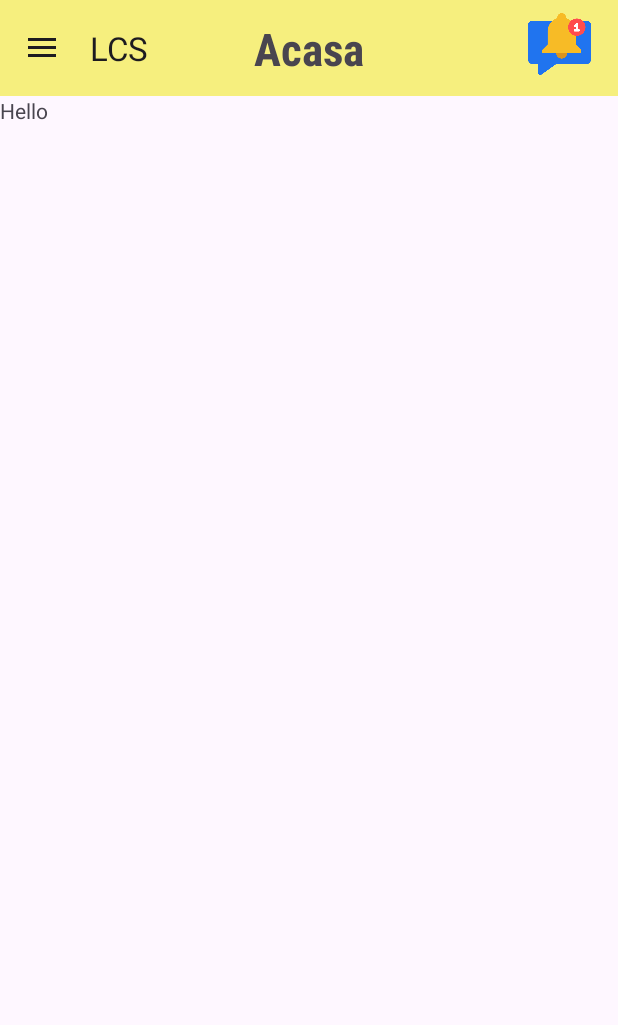
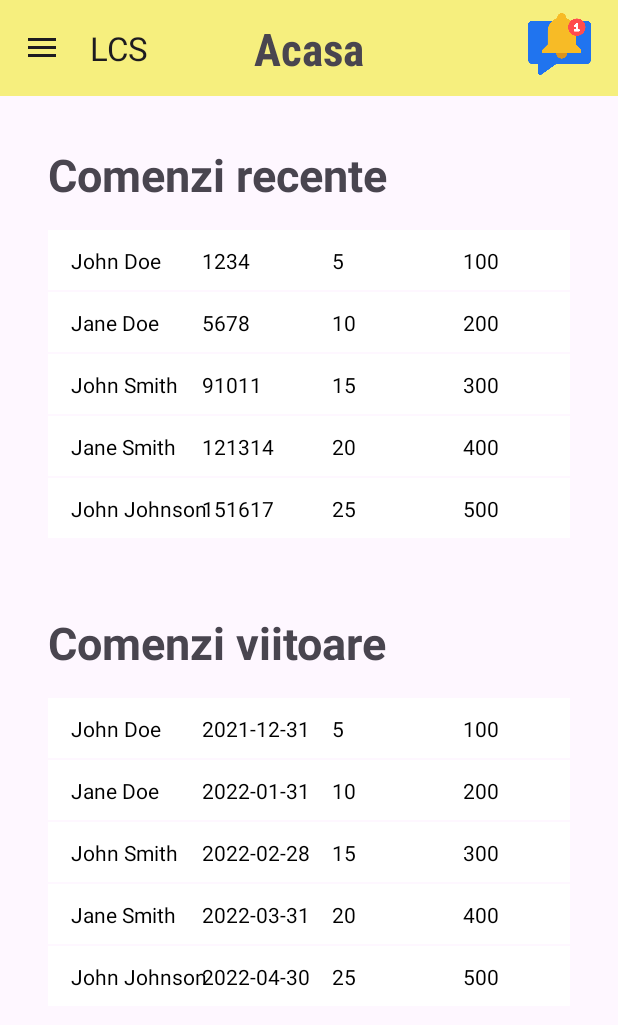
Before and after one commit to AndreeaG22/Library-Chain-Supply-LCS, an Android app: the HomeFragment screen opened directly, with no data from a screen before it, on a phone screen of 412 x 824 dp. Shown: the top 1025 px of the screen. Run offline under Robolectric (Android 15) with nearby library versions, the phone set to English and light mode, and no system bars; our stand-ins replace Firebase (no records; nobody signed in at launch, a user with empty details on screens opened directly), data binding.

Commit message:
Home screen pretty done

```diff
--- /dev/null
+++ b/app/src/main/java/com/teamapp/home/FutureLineData.kt
@@ -0,0 +1,30 @@
+package com.teamapp.home
+
+class FutureLineData (
+    val receiver: String,
+    val date: String,
+    val priority: Int,
+    val totalSum: Int
+) {
+    override fun equals(other: Any?): Boolean {
+        if (this === other) return true
+        if (javaClass != other?.javaClass) return false
+
+        other as FutureLineData
+
+        if (receiver != other.receiver) return false
+        if (date != other.date) return false
+        if (priority != other.priority) return false
+        if (totalSum != other.totalSum) return false
+
+        return true
+    }
+
+    override fun hashCode(): Int {
+        var result = receiver.hashCode()
+        result = 31 * result + date.hashCode()
+        result = 31 * result + priority.hashCode()
+        result = 31 * result + totalSum
+        return result
+    }
+}
--- a/app/src/main/java/com/teamapp/home/HomeFragment.kt
+++ b/app/src/main/java/com/teamapp/home/HomeFragment.kt
@@ -6,9 +6,16 @@ import androidx.fragment.app.Fragment
 import android.view.LayoutInflater
 import android.view.View
 import android.view.ViewGroup
+import androidx.recyclerview.widget.LinearLayoutManager
+import com.teamapp.home.HomeOldLineItemAdapter
 import com.teamapp.lcs.R
+import com.teamapp.lcs.databinding.FragmentHomeBinding
 
 class HomeFragment : Fragment() {
+    private var _binding: FragmentHomeBinding? = null
+    private val binding get() = _binding!!
+    private lateinit var homeOldListAdapter: HomeOldLineItemAdapter
+    private lateinit var homeFutureListAdapter: HomeFutureLineItemAdapter
 
     companion object {
         fun newInstance() = HomeFragment()
@@ -16,16 +23,58 @@ class HomeFragment : Fragment() {
 
     private val viewModel: HomeViewModel by viewModels()
 
-    override fun onCreate(savedInstanceState: Bundle?) {
-        super.onCreate(savedInstanceState)
-
-        // TODO: Use the ViewModel
-    }
-
     override fun onCreateView(
         inflater: LayoutInflater, container: ViewGroup?,
         savedInstanceState: Bundle?
     ): View {
-        return inflater.inflate(R.layout.fragment_home, container, false)
+        _binding = FragmentHomeBinding.inflate(inflater, container, false)
+        return binding.root
+    }
+
+    override fun onDestroyView() {
+        super.onDestroyView()
+        _binding = null
+    }
+
+    override fun onViewCreated(view: View, savedInstanceState: Bundle?) {
+        super.onViewCreated(view, savedInstanceState)
+        initUI()
+
+        val homeOldList = listOf(
+            OldLineData("John Doe", "1234", 5, 100),
+            OldLineData("Jane Doe", "5678", 10, 200),
+            OldLineData("John Smith", "91011", 15, 300),
+            OldLineData("Jane Smith", "121314", 20, 400),
+            OldLineData("John Johnson", "151617", 25, 500),
+        )
+        homeOldListAdapter.submitList(homeOldList)
+
+        val homeFutureList = listOf(
+            FutureLineData("John Doe", "2021-12-31", 5, 100),
+            FutureLineData("Jane Doe", "2022-01-31", 10, 200),
+            FutureLineData("John Smith", "2022-02-28", 15, 300),
+            FutureLineData("Jane Smith", "2022-03-31", 20, 400),
+            FutureLineData("John Johnson", "2022-04-30", 25, 500),
+        )
+
+        homeFutureListAdapter.submitList(homeFutureList)
+    }
+
+    private fun initUI() {
+        homeOldListAdapter = HomeOldLineItemAdapter { item ->
+            // Handle item deletion if needed
+        }
+        binding.homeOldList.apply {
+            adapter = homeOldListAdapter
+            layoutManager = LinearLayoutManager(requireContext())
+        }
+
+        homeFutureListAdapter = HomeFutureLineItemAdapter { item ->
+            // Handle item deletion if needed
+        }
+        binding.homeFutureList.apply {
+            adapter = homeFutureListAdapter
+            layoutManager = LinearLayoutManager(requireContext())
+        }
     }
 }
--- /dev/null
+++ b/app/src/main/java/com/teamapp/home/HomeFutureLineItemAdapter.kt
@@ -0,0 +1,48 @@
+package com.teamapp.home
+
+import android.view.LayoutInflater
+import android.view.ViewGroup
+import androidx.recyclerview.widget.DiffUtil
+import androidx.recyclerview.widget.ListAdapter
+import androidx.recyclerview.widget.RecyclerView
+import com.teamapp.lcs.databinding.HomeFutureLineItemBinding
+
+class HomeFutureLineItemAdapter (
+    private val onItemDeleted: (item: FutureLineData) -> Unit
+): ListAdapter<FutureLineData, RecyclerView.ViewHolder>(DiffCallback) {
+
+    override fun onCreateViewHolder(parent: ViewGroup, viewType: Int): RecyclerView.ViewHolder {
+        return HomeFutureLnItmViewHolder(
+            HomeFutureLineItemBinding.inflate(
+                LayoutInflater.from(parent.context),
+                parent,
+                false
+            )
+        )
+    }
+
+    override fun onBindViewHolder(holder: RecyclerView.ViewHolder, position: Int) {
+        (holder as HomeFutureLnItmViewHolder).bind(getItem(position))
+    }
+
+    inner class HomeFutureLnItmViewHolder(val binding: HomeFutureLineItemBinding) : RecyclerView.ViewHolder(binding.root) {
+        fun bind(item: FutureLineData) {
+            binding.apply {
+                receiverName.text = item.receiver
+                dateOrder.text = item.date
+                priority.text = item.priority.toString()
+                totalSum.text = item.totalSum.toString()
+            }
+        }
+    }
+
+    object DiffCallback : DiffUtil.ItemCallback<FutureLineData>() {
+        override fun areItemsTheSame(oldItem: FutureLineData, newItem: FutureLineData): Boolean {
+            return oldItem == newItem
+        }
+
+        override fun areContentsTheSame(oldItem: FutureLineData, newItem: FutureLineData): Boolean {
+            return oldItem == newItem
+        }
+    }
+}
--- /dev/null
+++ b/app/src/main/java/com/teamapp/home/HomeOldLineItemAdapter.kt
@@ -0,0 +1,51 @@
+package com.teamapp.home
+
+import android.view.LayoutInflater
+import android.view.ViewGroup
+import android.widget.TextView
+import androidx.recyclerview.widget.DiffUtil
+import androidx.recyclerview.widget.ListAdapter
+import androidx.recyclerview.widget.RecyclerView
+import com.teamapp.lcs.R
+import com.teamapp.home.OldLineData
+import com.teamapp.lcs.databinding.HomeOldLineItemBinding
+
+class HomeOldLineItemAdapter (
+    private val onItemDeleted: (item: OldLineData) -> Unit
+): ListAdapter<OldLineData, RecyclerView.ViewHolder>(DiffCallback) {
+
+    override fun onCreateViewHolder(parent: ViewGroup, viewType: Int): RecyclerView.ViewHolder {
+        return HomeOldLnItmViewHolder(
+            HomeOldLineItemBinding.inflate(
+                LayoutInflater.from(parent.context),
+                parent,
+                false
+            )
+        )
+    }
+
+    override fun onBindViewHolder(holder: RecyclerView.ViewHolder, position: Int) {
+        (holder as HomeOldLnItmViewHolder).bind(getItem(position))
+    }
+
+    inner class HomeOldLnItmViewHolder(val binding: HomeOldLineItemBinding) : RecyclerView.ViewHolder(binding.root) {
+        fun bind(item: OldLineData) {
+            binding.apply {
+                receiverName.text = item.receiver
+                orderCode.text = item.code
+                orderedQuantity.text = item.quantity.toString()
+                totalSum.text = item.totalSum.toString()
+            }
+        }
+    }
+
+    object DiffCallback : DiffUtil.ItemCallback<OldLineData>() {
+        override fun areItemsTheSame(oldItem: OldLineData, newItem: OldLineData): Boolean {
+            return oldItem == newItem
+        }
+
+        override fun areContentsTheSame(oldItem: OldLineData, newItem: OldLineData): Boolean {
+            return oldItem == newItem
+        }
+    }
+}
--- /dev/null
+++ b/app/src/main/java/com/teamapp/home/OldLineData.kt
@@ -0,0 +1,30 @@
+package com.teamapp.home
+
+class OldLineData (
+    val receiver: String,
+    val code: String,
+    val quantity: Int,
+    val totalSum: Int
+) {
+    override fun equals(other: Any?): Boolean {
+        if (this === other) return true
+        if (javaClass != other?.javaClass) return false
+
+        other as OldLineData
+
+        if (receiver != other.receiver) return false
+        if (code != other.code) return false
+        if (quantity != other.quantity) return false
+        if (totalSum != other.totalSum) return false
+
+        return true
+    }
+
+    override fun hashCode(): Int {
+        var result = receiver.hashCode()
+        result = 31 * result + code.hashCode()
+        result = 31 * result + quantity.hashCode()
+        result = 31 * result + totalSum
+        return result
+    }
+}
--- a/app/src/main/res/layout/fragment_home.xml
+++ b/app/src/main/res/layout/fragment_home.xml
@@ -3,11 +3,60 @@
     xmlns:tools="http://schemas.android.com/tools"
     android:layout_width="match_parent"
     android:layout_height="match_parent"
+    xmlns:app="http://schemas.android.com/apk/res-auto"
     tools:context="com.teamapp.home.HomeFragment">
 
-    <TextView
+    <androidx.constraintlayout.widget.ConstraintLayout
         android:layout_width="match_parent"
         android:layout_height="match_parent"
-        android:text="Hello" />
+        android:padding="16dp">
 
+        <TextView
+            android:id="@+id/homeOldListTitle"
+            android:layout_width="wrap_content"
+            android:layout_height="wrap_content"
+            android:layout_marginStart="16dp"
+            android:layout_marginTop="16dp"
+            android:text="Comenzi recente"
+            android:textSize="30sp"
+            android:textStyle="bold"
+            app:layout_constraintStart_toStartOf="parent"
+            app:layout_constraintTop_toTopOf="parent" />
+
+        <androidx.recyclerview.widget.RecyclerView
+            android:id="@+id/homeOldList"
+            android:layout_width="0dp"
+            android:layout_height="250dp"
+            android:layout_margin="16dp"
+            android:layout_marginTop="56dp"
+            app:layout_constraintEnd_toEndOf="parent"
+            app:layout_constraintStart_toStartOf="parent"
+            app:layout_constraintTop_toBottomOf="@+id/homeOldListTitle"
+            tools:listitem="@layout/home_old_line_item" />
+
+        <TextView
+            android:id="@+id/homeFutureListTitle"
+            android:layout_width="wrap_content"
+            android:layout_height="wrap_content"
+            android:layout_marginStart="16dp"
+            android:layout_marginTop="328dp"
+            android:text="Comenzi viitoare"
+            android:textSize="30sp"
+            android:textStyle="bold"
+            app:layout_constraintStart_toStartOf="parent"
+            app:layout_constraintTop_toTopOf="parent"
+            app:layout_constraintTop_toBottomOf="@+id/homeOldList" />
+
+        <androidx.recyclerview.widget.RecyclerView
+            android:id="@+id/homeFutureList"
+            android:layout_width="match_parent"
+            android:layout_height="250dp"
+            android:layout_margin="16dp"
+            app:layout_constraintEnd_toEndOf="parent"
+            app:layout_constraintStart_toStartOf="parent"
+            app:layout_constraintTop_toBottomOf="@+id/homeFutureListTitle"
+            tools:listitem="@layout/home_future_line_item" />
+
+
+    </androidx.constraintlayout.widget.ConstraintLayout>
 </FrameLayout>
--- /dev/null
+++ b/app/src/main/res/layout/home_future_line_item.xml
@@ -0,0 +1,85 @@
+<?xml version="1.0" encoding="utf-8"?>
+<layout xmlns:android="http://schemas.android.com/apk/res/android"
+    xmlns:app="http://schemas.android.com/apk/res-auto"
+    xmlns:tools="http://schemas.android.com/tools">
+
+    <androidx.constraintlayout.widget.ConstraintLayout
+        android:id="@+id/headerConstraintsLayout"
+        android:layout_width="match_parent"
+        android:layout_height="40dp"
+        android:layout_marginTop="0.5dp"
+        android:layout_marginBottom="0.5dp"
+        android:background="@color/white"
+        app:layout_constraintTop_toTopOf="parent">
+
+        <androidx.constraintlayout.widget.Guideline
+            android:id="@+id/guideline"
+            android:layout_width="wrap_content"
+            android:layout_height="wrap_content"
+            android:orientation="vertical"
+            app:layout_constraintGuide_percent="0.25" />
+
+        <androidx.constraintlayout.widget.Guideline
+            android:id="@+id/guideline2"
+            android:layout_width="wrap_content"
+            android:layout_height="wrap_content"
+            android:orientation="vertical"
+            app:layout_constraintGuide_percent="0.5" />
+
+        <androidx.constraintlayout.widget.Guideline
+            android:id="@+id/guideline3"
+            android:layout_width="wrap_content"
+            android:layout_height="wrap_content"
+            android:orientation="vertical"
+            app:layout_constraintGuide_percent="0.75" />
+
+        <TextView
+            android:id="@+id/receiver_name"
+            android:layout_width="wrap_content"
+            android:layout_height="wrap_content"
+            android:layout_marginStart="15dp"
+            android:textColor="@color/black"
+            app:layout_constraintBottom_toBottomOf="parent"
+            app:layout_constraintStart_toStartOf="parent"
+            app:layout_constraintTop_toTopOf="parent"
+            app:layout_constraintVertical_bias="0.523"
+            tools:text="Destinatar" />
+
+        <TextView
+            android:id="@+id/date_order"
+            android:layout_width="wrap_content"
+            android:layout_height="wrap_content"
+            android:layout_marginStart="15dp"
+            android:textColor="@color/black"
+            app:layout_constraintBottom_toBottomOf="parent"
+            app:layout_constraintStart_toStartOf="@+id/guideline"
+            app:layout_constraintTop_toTopOf="parent"
+            app:layout_constraintVertical_bias="0.523"
+            tools:text="Data" />
+
+        <TextView
+            android:id="@+id/priority"
+            android:layout_width="wrap_content"
+            android:layout_height="wrap_content"
+            android:layout_marginStart="15dp"
+            android:textColor="@color/black"
+            app:layout_constraintBottom_toBottomOf="parent"
+            app:layout_constraintStart_toStartOf="@+id/guideline2"
+            app:layout_constraintTop_toTopOf="parent"
+            app:layout_constraintVertical_bias="0.523"
+            tools:text="Prioritate" />
+
+        <TextView
+            android:id="@+id/total_sum"
+            android:layout_width="wrap_content"
+            android:layout_height="wrap_content"
+            android:layout_marginStart="15dp"
+            android:textColor="@color/black"
+            app:layout_constraintBottom_toBottomOf="parent"
+            app:layout_constraintStart_toStartOf="@+id/guideline3"
+            app:layout_constraintTop_toTopOf="parent"
+            app:layout_constraintVertical_bias="0.523"
+            tools:text="Suma totala" />
+
+    </androidx.constraintlayout.widget.ConstraintLayout>
+</layout>
--- /dev/null
+++ b/app/src/main/res/layout/home_old_line_item.xml
@@ -0,0 +1,85 @@
+<?xml version="1.0" encoding="utf-8"?>
+<layout xmlns:android="http://schemas.android.com/apk/res/android"
+    xmlns:app="http://schemas.android.com/apk/res-auto"
+    xmlns:tools="http://schemas.android.com/tools">
+
+    <androidx.constraintlayout.widget.ConstraintLayout
+        android:id="@+id/headerConstraintsLayout"
+        android:layout_width="match_parent"
+        android:layout_height="40dp"
+        android:layout_marginTop="0.5dp"
+        android:layout_marginBottom="0.5dp"
+        android:background="@color/white"
+        app:layout_constraintTop_toTopOf="parent">
+
+        <androidx.constraintlayout.widget.Guideline
+            android:id="@+id/guideline"
+            android:layout_width="wrap_content"
+            android:layout_height="wrap_content"
+            android:orientation="vertical"
+            app:layout_constraintGuide_percent="0.25" />
+
+        <androidx.constraintlayout.widget.Guideline
+            android:id="@+id/guideline2"
+            android:layout_width="wrap_content"
+            android:layout_height="wrap_content"
+            android:orientation="vertical"
+            app:layout_constraintGuide_percent="0.5" />
+
+        <androidx.constraintlayout.widget.Guideline
+            android:id="@+id/guideline3"
+            android:layout_width="wrap_content"
+            android:layout_height="wrap_content"
+            android:orientation="vertical"
+            app:layout_constraintGuide_percent="0.75" />
+
+        <TextView
+            android:id="@+id/receiver_name"
+            android:layout_width="wrap_content"
+            android:layout_height="wrap_content"
+            android:layout_marginStart="15dp"
+            android:textColor="@color/black"
+            app:layout_constraintBottom_toBottomOf="parent"
+            app:layout_constraintStart_toStartOf="parent"
+            app:layout_constraintTop_toTopOf="parent"
+            app:layout_constraintVertical_bias="0.523"
+            tools:text="Destinatar" />
+
+        <TextView
+            android:id="@+id/order_code"
+            android:layout_width="wrap_content"
+            android:layout_height="wrap_content"
+            android:layout_marginStart="15dp"
+            android:textColor="@color/black"
+            app:layout_constraintBottom_toBottomOf="parent"
+            app:layout_constraintStart_toStartOf="@+id/guideline"
+            app:layout_constraintTop_toTopOf="parent"
+            app:layout_constraintVertical_bias="0.523"
+            tools:text="Cod" />
+
+        <TextView
+            android:id="@+id/ordered_quantity"
+            android:layout_width="wrap_content"
+            android:layout_height="wrap_content"
+            android:layout_marginStart="15dp"
+            android:textColor="@color/black"
+            app:layout_constraintBottom_toBottomOf="parent"
+            app:layout_constraintStart_toStartOf="@+id/guideline2"
+            app:layout_constraintTop_toTopOf="parent"
+            app:layout_constraintVertical_bias="0.523"
+            tools:text="Cantitate" />
+
+        <TextView
+            android:id="@+id/total_sum"
+            android:layout_width="wrap_content"
+            android:layout_height="wrap_content"
+            android:layout_marginStart="15dp"
+            android:textColor="@color/black"
+            app:layout_constraintBottom_toBottomOf="parent"
+            app:layout_constraintStart_toStartOf="@+id/guideline3"
+            app:layout_constraintTop_toTopOf="parent"
+            app:layout_constraintVertical_bias="0.523"
+            tools:text="Suma totala" />
+
+    </androidx.constraintlayout.widget.ConstraintLayout>
+</layout>
```
